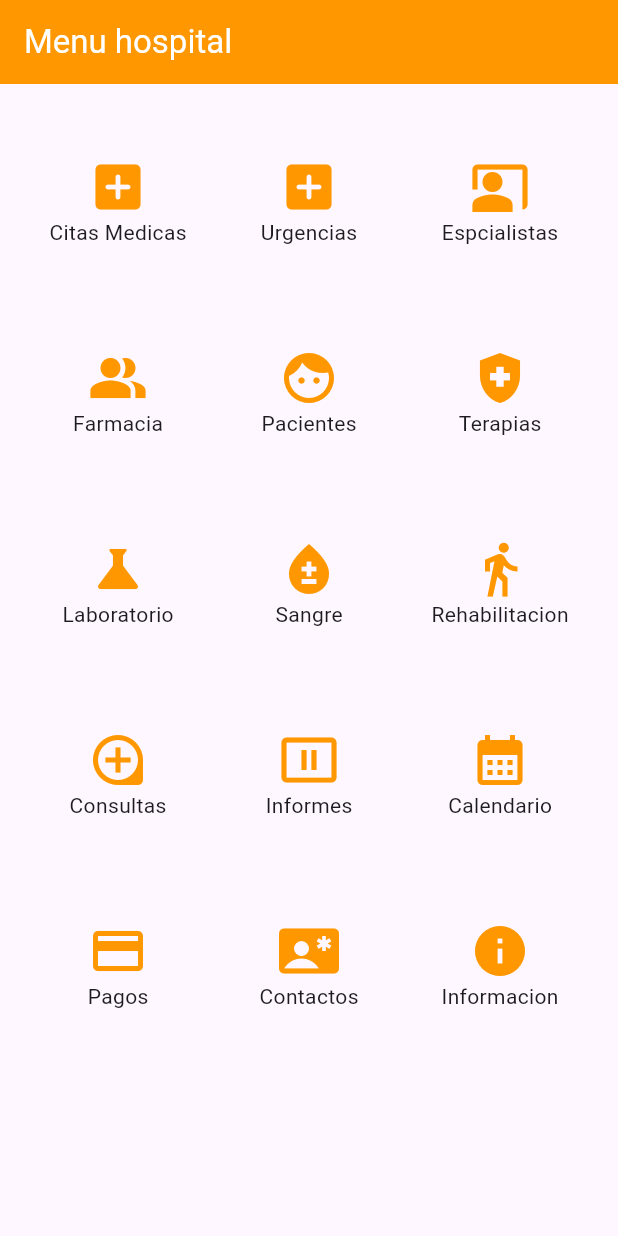
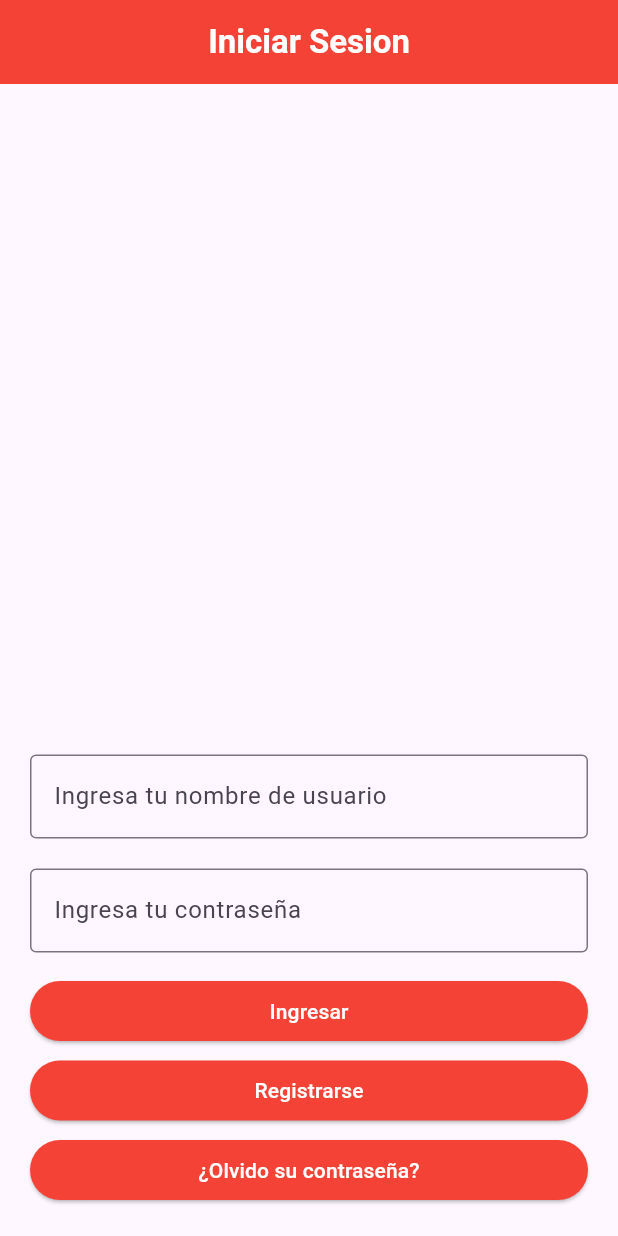
Before and after one commit to JuanVidal03/actividad-design-flutter, a Flutter app: the screen it shows after launch, on a phone screen of 412 x 824 dp. Run offline on Flutter 3.47's test engine with Material 3 defaults, Android fonts, the phone set to English and light mode, and no system bars.

Commit message:
ejercicio 4

```diff
--- /dev/null
+++ b/lib/ejercicio4/components/button.dart
@@ -0,0 +1,21 @@
+// ignore_for_file: prefer_const_constructors, deprecated_member_use
+
+import 'package:flutter/material.dart';
+
+Widget formButton(String text, Function function, double marginTop){
+  return Container(
+    margin: EdgeInsets.only(top: marginTop),
+    width: double.infinity,
+    child: ElevatedButton(
+      style: ButtonStyle(
+        backgroundColor: MaterialStateProperty.all(Colors.red),
+      ),
+      onPressed: (){
+        function();
+      }, child:Text(
+        text,
+        style: TextStyle(color: Colors.white),
+      ),
+    )
+  );
+}
--- /dev/null
+++ b/lib/ejercicio4/components/input.dart
@@ -0,0 +1,29 @@
+// ignore_for_file: prefer_const_constructors, body_might_complete_normally_nullable, avoid_unnecessary_containers
+
+import 'package:flutter/material.dart';
+
+Widget inputText(TextEditingController controller, String text, bool isPassword, double margin){
+  return Container(
+    margin: EdgeInsets.only(top: margin),
+    child: TextFormField(
+    controller: controller,
+    obscureText: isPassword,
+    decoration: InputDecoration(
+      labelText: text,
+      border: OutlineInputBorder(
+        borderSide: BorderSide(
+          color: Colors.red,
+          width: 2.0
+        )
+      )
+    ),
+    validator: (value) {
+      // validando los valores
+      if (value == null || value.isEmpty) {
+        return 'El campo no puede estar vacio';
+      }
+      return null;
+    },
+  )
+  );
+}
--- /dev/null
+++ b/lib/ejercicio4/ejercicio4Main.dart
@@ -0,0 +1,22 @@
+// ignore_for_file: prefer_const_constructors, file_names
+
+import 'package:design_app_flutter/ejercicio4/home.dart';
+import 'package:flutter/material.dart';
+
+class Ejercicio4main extends StatefulWidget {
+  const Ejercicio4main({super.key});
+
+  @override
+  State<Ejercicio4main> createState() => _Ejercicio4mainState();
+}
+
+class _Ejercicio4mainState extends State<Ejercicio4main> {
+  @override
+  Widget build(BuildContext context) {
+    return MaterialApp(
+      debugShowCheckedModeBanner: false,
+      title: 'Iniciar Sesion',
+      home: Home(),
+    );
+  }
+}
--- /dev/null
+++ b/lib/ejercicio4/home.dart
@@ -0,0 +1,29 @@
+// ignore_for_file: prefer_const_constructors, unused_element
+
+import 'package:flutter/material.dart';
+
+// vistas
+import 'package:design_app_flutter/ejercicio4/views/login.dart';
+
+
+class Home extends StatefulWidget {
+  const Home({super.key});
+
+  @override
+  State<Home> createState() => _HomeState();
+}
+
+class _HomeState extends State<Home> {
+  @override
+  Widget build(BuildContext context) {
+    return Scaffold(
+      appBar: AppBar(
+        title: Text('Iniciar Sesion', style: TextStyle(fontWeight: FontWeight.w700),),
+        backgroundColor: Colors.red,
+        foregroundColor: Colors.white,
+        centerTitle: true,
+      ),
+      body: Login(),
+    );
+  }
+}
--- /dev/null
+++ b/lib/ejercicio4/views/login.dart
@@ -0,0 +1,64 @@
+// ignore_for_file: prefer_const_constructors, unused_field, sort_child_properties_last, deprecated_member_use, sized_box_for_whitespace, avoid_print
+
+import 'package:flutter/material.dart';
+// componentes
+import 'package:design_app_flutter/ejercicio4/components/button.dart';
+import 'package:design_app_flutter/ejercicio4/components/input.dart';
+import 'package:design_app_flutter/ejercicio4/views/register.dart';
+
+class Login extends StatefulWidget {
+  const Login({super.key});
+
+  @override
+  State<Login> createState() => _LoginState();
+}
+
+class _LoginState extends State<Login> {
+
+  // controladores para los valores
+  final _email = TextEditingController();
+  final _password = TextEditingController();
+
+  @override
+  Widget build(BuildContext context) {
+    return Form(
+        child: Padding(
+          padding: EdgeInsets.all(20),
+            child: Column(
+              mainAxisAlignment: MainAxisAlignment.end,
+              children: [
+                // correo
+                inputText(_email, 'Ingresa tu nombre de usuario', false, 0),
+                // password
+                inputText(_password, 'Ingresa tu contraseña', true, 20),
+
+                // boton de enviar
+                formButton('Ingresar', sendForm, 15),
+                // boton de registrarse
+                formButton('Registrarse', navitageRegister, 5),
+                // boton de olvidar password
+                formButton('¿Olvido su contraseña?', sendForm, 5),
+              ],
+            )
+          )
+        );
+  }
+
+  // visualizar los valores del formulario en consola
+  void sendForm(){
+    final email = _email.text;
+    final password = _password.text;
+    print(email);
+    print(password);
+    _email.clear();
+    _password.clear();
+  }
+
+  // ir a la pagina de registrarse
+  void navitageRegister(){
+    Navigator.push(
+      context,
+      MaterialPageRoute(builder: (context) => Register())
+    );
+  }
+}
--- a/lib/main.dart
+++ b/lib/main.dart
@@ -1,8 +1,12 @@
+// ignore_for_file: unused_import
+
 import 'package:flutter/material.dart';
 
 // importar vistas de los ejercicios
 import 'package:design_app_flutter/ejercicio3/ejercicio3Main.dart';
+import 'package:design_app_flutter/ejercicio4/ejercicio4Main.dart';
 
 void main() {
-  runApp(const Ejercicio3Main());
+  // runApp(const Ejercicio3Main());
+  runApp(const Ejercicio4main());
 }
```
Also changed, not shown: lib/ejercicio4/views/register.dart (added, +97 -0 lines).
